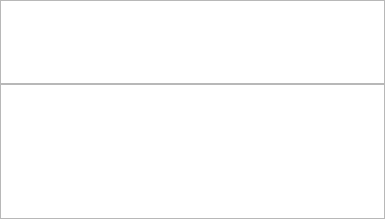
Qt form qaivlib/qadvancedtableview.ui (Alexpux/QAdvancedItemViews) before a commit.
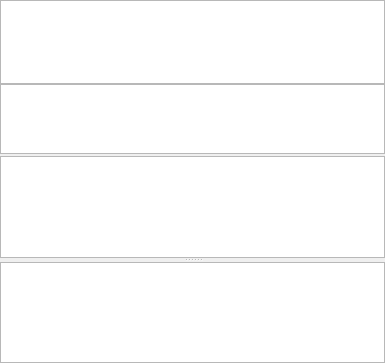
The same form after that commit. Custom widgets are drawn as their Qt base class.

Commit message: Splited view and fixed rows in class QAdvancedTableView implemented

```diff
--- a/qaivlib/qadvancedtableview.ui
+++ b/qaivlib/qadvancedtableview.ui
@@ -7,13 +7,13 @@
     <x>0</x>
     <y>0</y>
     <width>385</width>
-    <height>219</height>
+    <height>363</height>
    </rect>
   </property>
   <property name="windowTitle">
    <string>Form</string>
   </property>
-  <layout class="QVBoxLayout" name="verticalLayout">
+  <layout class="QVBoxLayout" name="verticalLayout_2">
    <property name="spacing">
     <number>0</number>
    </property>
@@ -76,7 +76,12 @@
     </widget>
    </item>
    <item>
-    <widget class="QTableView" name="dataTableView">
+    <layout class="QVBoxLayout" name="verticalLayout">
+     <property name="spacing">
+      <number>2</number>
+     </property>
+     <item>
+      <widget class="QFixedRowsTableView" name="fixedRowsTableView">
      <property name="sizePolicy">
       <sizepolicy hsizetype="Expanding" vsizetype="Expanding">
        <horstretch>0</horstretch>
@@ -92,6 +97,9 @@
      <property name="contextMenuPolicy">
       <enum>Qt::CustomContextMenu</enum>
      </property>
+       <property name="horizontalScrollBarPolicy">
+        <enum>Qt::ScrollBarAlwaysOff</enum>
+       </property>
      <property name="sortingEnabled">
       <bool>false</bool>
      </property>
@@ -108,6 +116,85 @@
       <bool>false</bool>
      </attribute>
     </widget>
+     </item>
+     <item>
+      <widget class="QSplitter" name="splitter">
+       <property name="orientation">
+        <enum>Qt::Vertical</enum>
+       </property>
+       <widget class="QAdvancedTableViewProxy" name="splittedDataTableView">
+        <property name="sizePolicy">
+         <sizepolicy hsizetype="Expanding" vsizetype="Expanding">
+          <horstretch>0</horstretch>
+          <verstretch>0</verstretch>
+         </sizepolicy>
+        </property>
+        <property name="minimumSize">
+         <size>
+          <width>0</width>
+          <height>0</height>
+         </size>
+        </property>
+        <property name="contextMenuPolicy">
+         <enum>Qt::CustomContextMenu</enum>
+        </property>
+        <property name="verticalScrollBarPolicy">
+         <enum>Qt::ScrollBarAlwaysOff</enum>
+        </property>
+        <property name="horizontalScrollBarPolicy">
+         <enum>Qt::ScrollBarAlwaysOff</enum>
+        </property>
+        <property name="sortingEnabled">
+         <bool>false</bool>
+        </property>
+        <attribute name="horizontalHeaderVisible">
+         <bool>false</bool>
+        </attribute>
+        <attribute name="horizontalHeaderShowSortIndicator" stdset="0">
+         <bool>false</bool>
+        </attribute>
+        <attribute name="horizontalHeaderStretchLastSection">
+         <bool>false</bool>
+        </attribute>
+        <attribute name="verticalHeaderShowSortIndicator" stdset="0">
+         <bool>false</bool>
+        </attribute>
+       </widget>
+       <widget class="QAdvancedTableViewProxy" name="dataTableView">
+        <property name="sizePolicy">
+         <sizepolicy hsizetype="Expanding" vsizetype="Expanding">
+          <horstretch>0</horstretch>
+          <verstretch>0</verstretch>
+         </sizepolicy>
+        </property>
+        <property name="minimumSize">
+         <size>
+          <width>0</width>
+          <height>0</height>
+         </size>
+        </property>
+        <property name="contextMenuPolicy">
+         <enum>Qt::CustomContextMenu</enum>
+        </property>
+        <property name="sortingEnabled">
+         <bool>false</bool>
+        </property>
+        <attribute name="horizontalHeaderVisible">
+         <bool>false</bool>
+        </attribute>
+        <attribute name="horizontalHeaderShowSortIndicator" stdset="0">
+         <bool>false</bool>
+        </attribute>
+        <attribute name="horizontalHeaderStretchLastSection">
+         <bool>false</bool>
+        </attribute>
+        <attribute name="verticalHeaderShowSortIndicator" stdset="0">
+         <bool>false</bool>
+        </attribute>
+       </widget>
+      </widget>
+     </item>
+    </layout>
    </item>
   </layout>
  </widget>
@@ -117,6 +204,16 @@
    <extends>QTableView</extends>
    <header>qfilterview.h</header>
   </customwidget>
+  <customwidget>
+   <class>QFixedRowsTableView</class>
+   <extends>QTableView</extends>
+   <header>qfixedrowstableview.h</header>
+  </customwidget>
+  <customwidget>
+   <class>QAdvancedTableViewProxy</class>
+   <extends>QTableView</extends>
+   <header>qadvancedtableview_p.h</header>
+  </customwidget>
  </customwidgets>
  <resources/>
  <connections/>
```
Lines whose indentation alone changed are shown as unchanged. The commit also changes 27 other files.
